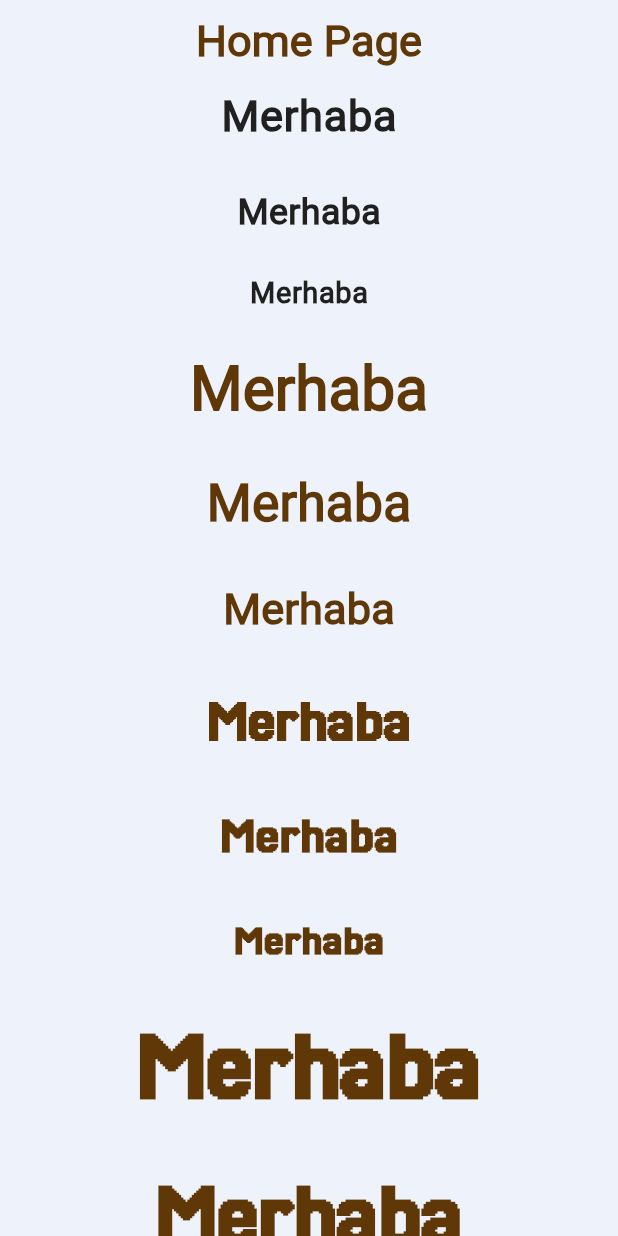
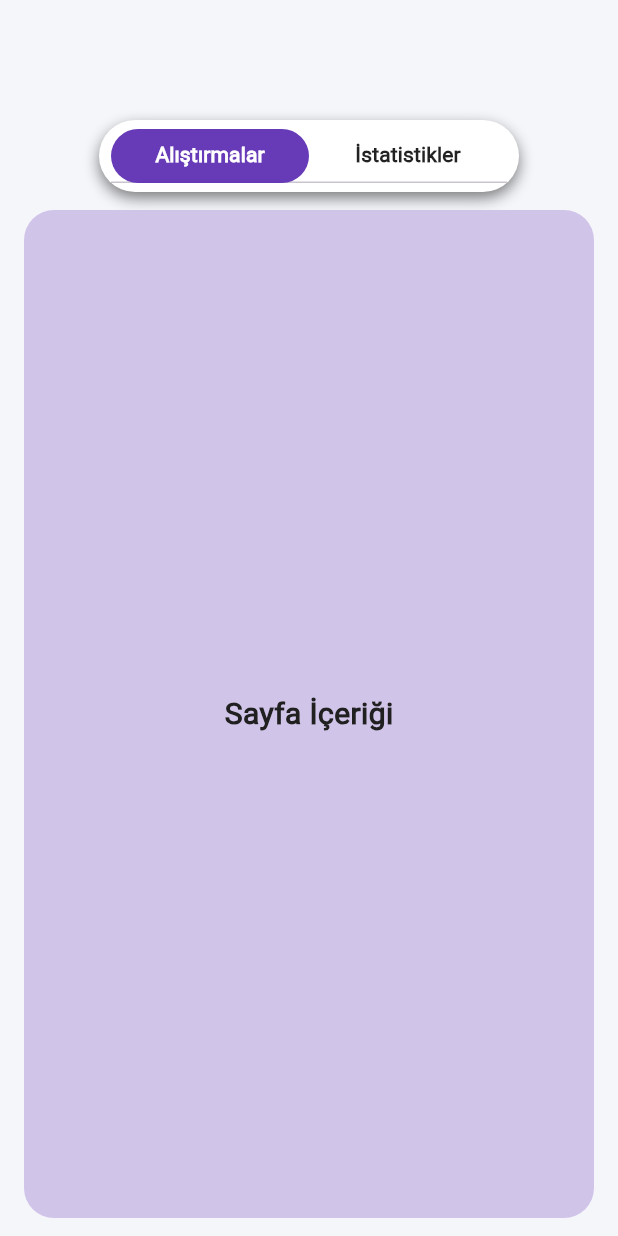
Before and after one commit to egeinann/Mind-Training-App, a Flutter app: the screen it shows after launch, on a phone screen of 412 x 824 dp. Run offline on Flutter 3.47's test engine with Material 3 defaults, Android fonts, the phone set to English and light mode, and no system bars; drawn by our look-alikes of contained_tab_bar_view; our stand-ins replace get, icons_plus, responsive_sizer.

Commit message:
sürüm uyumsuzluğu kodlar düzeltildi

```diff
--- /dev/null
+++ b/lib/bindings/settings_controller_binding.dart
@@ -0,0 +1,10 @@
+import 'package:get/get.dart';
+import 'package:mind_training_app/controllers/settings_controller.dart';
+
+
+class SettingsControllerBinding extends Bindings {
+  @override
+  void dependencies() {
+    Get.lazyPut<SettingsController>(() => SettingsController());
+  }
+}
--- a/lib/controllers/main_controller.dart
+++ b/lib/controllers/main_controller.dart
@@ -1,3 +1,9 @@
 import 'package:get/get.dart';
 
-class MainController extends GetxController{}
+class MainController extends GetxController {
+  var tabIndex = 0.obs;
+
+  void changeTab(int index) {
+    tabIndex.value = index;
+  }
+}
--- /dev/null
+++ b/lib/controllers/settings_controller.dart
@@ -0,0 +1,3 @@
+import 'package:get/get.dart';
+
+class SettingsController extends GetxController {}
--- a/lib/modules/home_page.dart
+++ b/lib/modules/home_page.dart
@@ -1,5 +1,5 @@
+import 'package:contained_tab_bar_view/contained_tab_bar_view.dart';
 import 'package:flutter/material.dart';
-import 'package:get/get.dart';
 
 class HomePage extends StatelessWidget {
   const HomePage({super.key});
@@ -7,45 +7,62 @@ class HomePage extends StatelessWidget {
   @override
   Widget build(BuildContext context) {
     return Scaffold(
-      appBar: AppBar(
-        title: Text("Home Page", style: Get.theme.textTheme.titleSmall),
-        centerTitle: true,
-      ),
-      body: Center(
-        child: SingleChildScrollView(
-          physics: const BouncingScrollPhysics(),
-          child: Column(
-            mainAxisAlignment: MainAxisAlignment.center,
-            spacing: 25,
-            children: [
-              Text("Merhaba", style: Get.theme.textTheme.bodyLarge),
-              Text("Merhaba", style: Get.theme.textTheme.bodyMedium),
-              Text("Merhaba", style: Get.theme.textTheme.bodySmall),
-              Text("Merhaba", style: Get.theme.textTheme.titleLarge),
-              Text("Merhaba", style: Get.theme.textTheme.titleMedium),
-              Text("Merhaba", style: Get.theme.textTheme.titleSmall),
-              Text("Merhaba", style: Get.theme.textTheme.labelLarge),
-              Text("Merhaba", style: Get.theme.textTheme.labelMedium),
-              Text("Merhaba", style: Get.theme.textTheme.labelSmall),
-              Text("Merhaba", style: Get.theme.textTheme.displayLarge),
-              Text("Merhaba", style: Get.theme.textTheme.displayMedium),
-              Text("Merhaba", style: Get.theme.textTheme.displaySmall),
-              SizedBox(height: 100),
-            ],
+      backgroundColor: const Color(0xfff5f6fa),
+      body: Padding(
+        padding: const EdgeInsets.only(top: 80),
+        child: ContainedTabBarView(
+          tabs: const [
+            Text('Alıştırmalar', style: TextStyle(fontWeight: FontWeight.bold)),
+            Text(
+              'İstatistikler',
+              style: TextStyle(fontWeight: FontWeight.bold),
+            ),
+          ],
+          tabBarProperties: TabBarProperties(
+            height: 48,
+            width: 280,
+            alignment: TabBarAlignment.center,
+            position: TabBarPosition.top,
+            background: Container(
+              decoration: BoxDecoration(
+                color: Colors.white,
+                borderRadius: BorderRadius.circular(30),
+                boxShadow: [
+                  BoxShadow(
+                    color: Colors.black.withValues(alpha: 0.5),
+                    blurRadius: 8,
+                    offset: const Offset(0, 4),
+                  ),
+                ],
+              ),
+            ),
+            labelColor: Colors.white,
+            unselectedLabelColor: Colors.black87,
+            indicator: BoxDecoration(
+              borderRadius: BorderRadius.circular(30),
+              color: Colors.deepPurple,
+            ),
+            padding: const EdgeInsets.symmetric(horizontal: 8, vertical: 6),
+            labelStyle: const TextStyle(fontSize: 14),
           ),
+          views: [
+            _buildPage(Colors.deepPurple.shade100),
+            _buildPage(Colors.teal.shade100),
+          ],
         ),
       ),
     );
   }
 
-  Widget qwe(Color color) {
+  Widget _buildPage(Color color) {
     return Container(
-      height: 100,
-      width: 200,
-
+      margin: const EdgeInsets.symmetric(horizontal: 16, vertical: 12),
       decoration: BoxDecoration(
         color: color,
-        borderRadius: BorderRadius.circular(12),
+        borderRadius: BorderRadius.circular(20),
+      ),
+      child: const Center(
+        child: Text("Sayfa İçeriği", style: TextStyle(fontSize: 20)),
       ),
     );
   }
--- a/lib/utils/icons.dart
+++ b/lib/utils/icons.dart
@@ -1,3 +1,17 @@
+import 'package:flutter/material.dart';
+import 'package:icons_plus/icons_plus.dart';
+
 class AppIcons{
-
+  static const IconData up = EvaIcons.chevron_up;
+  static const IconData down = EvaIcons.chevron_down;
+  static const IconData left = EvaIcons.chevron_left;
+  static const IconData right = EvaIcons.chevron_right;
+  static const IconData close = EvaIcons.close;
+  static const IconData check = EvaIcons.checkmark;
+  static const IconData person = EvaIcons.person;
+  static const IconData menu = EvaIcons.menu;
+  static const IconData search = EvaIcons.search;
+  static const IconData settings = EvaIcons.settings;
+  static const IconData bell = EvaIcons.bell;
+  static const IconData heart = EvaIcons.heart;
 }
--- a/pubspec.yaml
+++ b/pubspec.yaml
@@ -40,6 +40,7 @@ dependencies:
   animations: ^2.0.11
   responsive_sizer: ^3.3.1
   icons_plus: ^5.0.0
+  contained_tab_bar_view: ^0.8.0
 
 dev_dependencies:
   flutter_test:
```
Also changed, not shown: pubspec.lock, 1 other file.
